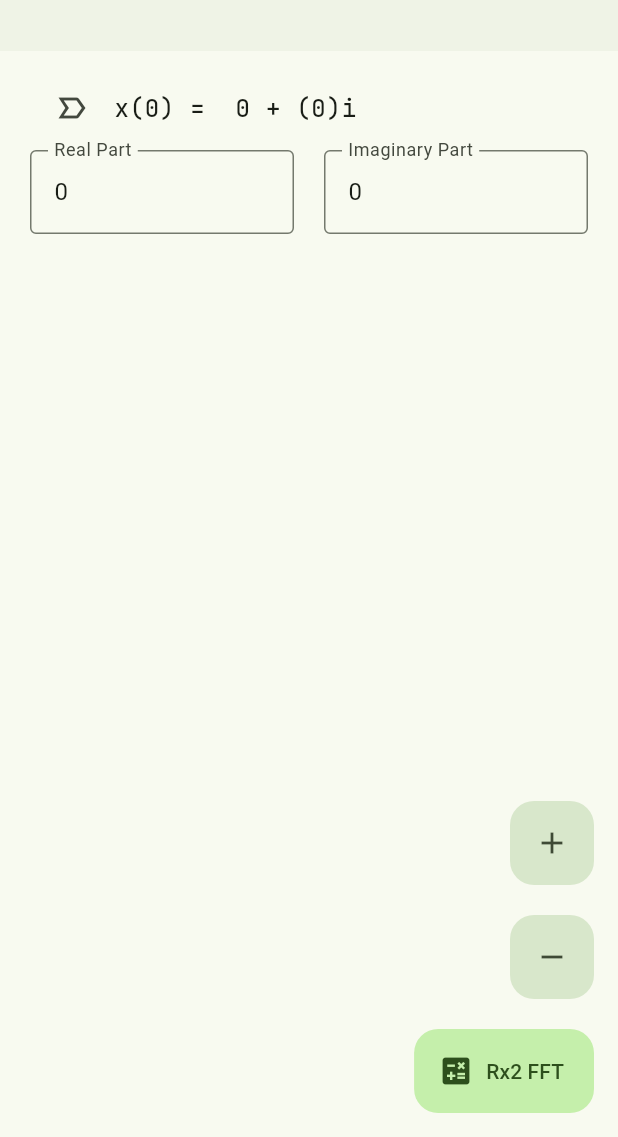
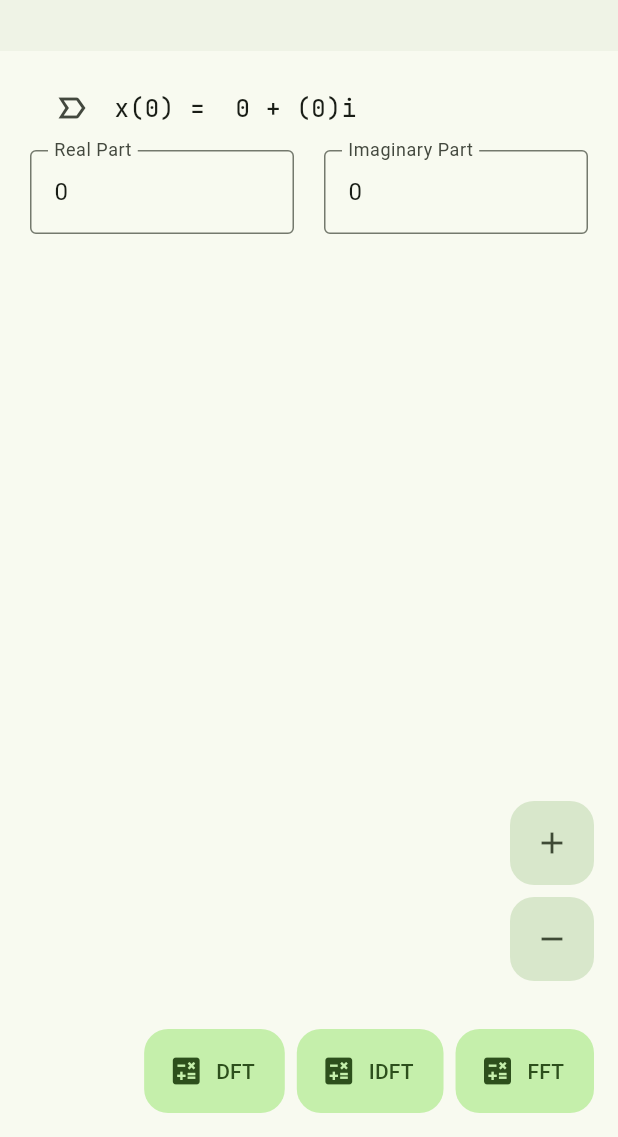
Before and after one commit to Az-21/dft, a Flutter app: the screen it shows after launch, on a phone screen of 412 x 824 dp, the part 99-1236 px from its top. Run offline on Flutter 3.47's test engine with Material 2 defaults, Android fonts, the phone set to English and light mode, and no system bars; drawn by our look-alikes of dynamic_color, flutter_animate; our stand-ins replace easy_dynamic_theme, go_router, syncfusion_flutter_charts; missing offline and left inert: complex.

Commit message:
Create and link pages for `DFT` and `IDFT` results

```diff
--- a/lib/routes.dart
+++ b/lib/routes.dart
@@ -1,4 +1,6 @@
 import 'package:dft/src/home.dart';
+import 'package:dft/src/result/dftResult.dart';
+import 'package:dft/src/result/idftResult.dart';
 import 'package:dft/src/result/radix2Result.dart';
 import 'package:flutter/material.dart';
 import 'package:go_router/go_router.dart';
@@ -11,12 +13,26 @@ final router = GoRouter(routes: [
       builder: (context, state) => const AboutPage(),
     ),
     GoRoute(
-      path: "radix2FFT",
+      path: "Radix2FFT",
       builder: (context, state) {
         // TODO: Add a class to encapsulate points as Complex instead of a nested list
         List<List<TextEditingController>> points = state.extra as List<List<TextEditingController>>;
         return Radix2FFT(points: points);
       },
     ),
+    GoRoute(
+      path: "DFT",
+      builder: (context, state) {
+        List<List<TextEditingController>> points = state.extra as List<List<TextEditingController>>;
+        return DFT(points: points);
+      },
+    ),
+    GoRoute(
+      path: "IDFT",
+      builder: (context, state) {
+        List<List<TextEditingController>> points = state.extra as List<List<TextEditingController>>;
+        return IDFT(points: points);
+      },
+    ),
   ])
 ]);
--- a/lib/src/home.dart
+++ b/lib/src/home.dart
@@ -95,7 +95,7 @@ class _HomeScreenState extends State<HomeScreen> {
             backgroundColor: m3.secondaryContainer,
             child: Icon(Icons.add, color: m3.onSecondaryContainer),
           ),
-          const SizedBox(height: 20),
+          const SizedBox(height: 8),
           FloatingActionButton(
             onPressed: _removePoint,
             heroTag: null,
@@ -103,13 +103,32 @@ class _HomeScreenState extends State<HomeScreen> {
             backgroundColor: m3.secondaryContainer,
             child: Icon(Icons.remove, color: m3.onSecondaryContainer),
           ),
-          const SizedBox(height: 20),
-          FloatingActionButton.extended(
-            elevation: 0,
-            icon: const Icon(Icons.calculate),
-            label: const Text("Rx2 FFT"),
-            onPressed: () => context.go("/radix2FFT", extra: [real, img]),
-            heroTag: null,
+          const SizedBox(height: 32),
+          Wrap(
+            spacing: 8,
+            children: [
+              FloatingActionButton.extended(
+                elevation: 0,
+                icon: const Icon(Icons.calculate),
+                label: const Text("DFT"),
+                onPressed: () => context.go("/DFT", extra: [real, img]),
+                heroTag: null,
+              ),
+              FloatingActionButton.extended(
+                elevation: 0,
+                icon: const Icon(Icons.calculate),
+                label: const Text("IDFT"),
+                onPressed: () => context.go("/IDFT", extra: [real, img]),
+                heroTag: null,
+              ),
+              FloatingActionButton.extended(
+                elevation: 0,
+                icon: const Icon(Icons.calculate),
+                label: const Text("FFT"),
+                onPressed: () => context.go("/Radix2FFT", extra: [real, img]),
+                heroTag: null,
+              ),
+            ],
           ),
         ],
       ),
--- /dev/null
+++ b/lib/src/result/dftResult.dart
@@ -0,0 +1,17 @@
+import 'package:dft/src/functions.dart';
+import 'package:dft/src/result/resultTemplate.dart';
+import 'package:flutter/material.dart';
+
+class DFT extends StatelessWidget {
+  final List<List<TextEditingController>> points;
+  const DFT({super.key, required this.points});
+
+  static String appBarTitle = "DFT";
+  static Uri wikiLink = Uri.parse("https://en.wikipedia.org/wiki/Discrete_Fourier_transform");
+  static SignalProcessingOperation operation = SignalProcessingOperation.opDFT;
+
+  @override
+  Widget build(BuildContext context) {
+    return ResultsPageTemplate(points: points, appBarTitle: appBarTitle, wikiLink: wikiLink, operation: operation);
+  }
+}
--- /dev/null
+++ b/lib/src/result/idftResult.dart
@@ -0,0 +1,17 @@
+import 'package:dft/src/functions.dart';
+import 'package:dft/src/result/resultTemplate.dart';
+import 'package:flutter/material.dart';
+
+class IDFT extends StatelessWidget {
+  final List<List<TextEditingController>> points;
+  const IDFT({super.key, required this.points});
+
+  static String appBarTitle = "IDFT";
+  static Uri wikiLink = Uri.parse("https://en.wikipedia.org/wiki/Discrete_Fourier_transform#Inverse_transform");
+  static SignalProcessingOperation operation = SignalProcessingOperation.opIDFT;
+
+  @override
+  Widget build(BuildContext context) {
+    return ResultsPageTemplate(points: points, appBarTitle: appBarTitle, wikiLink: wikiLink, operation: operation);
+  }
+}
```
